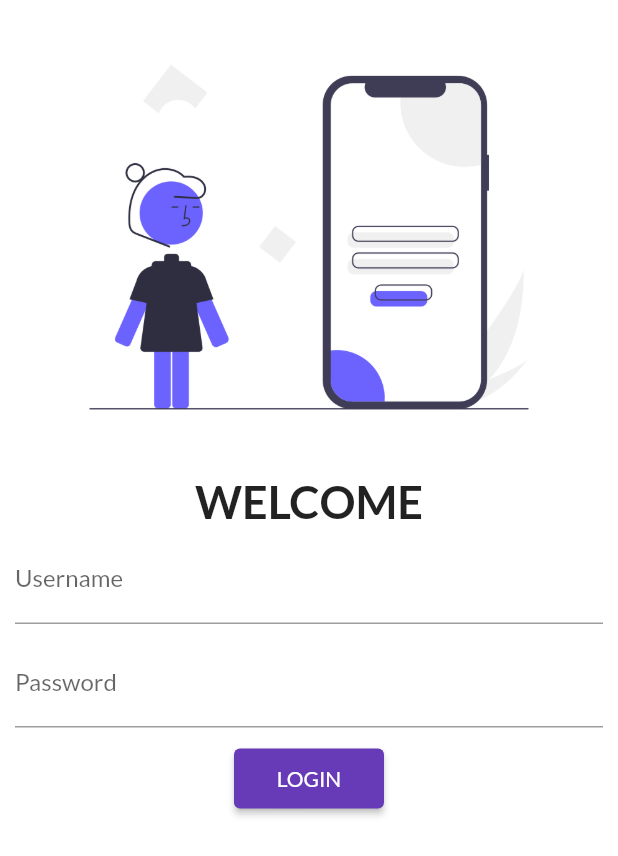
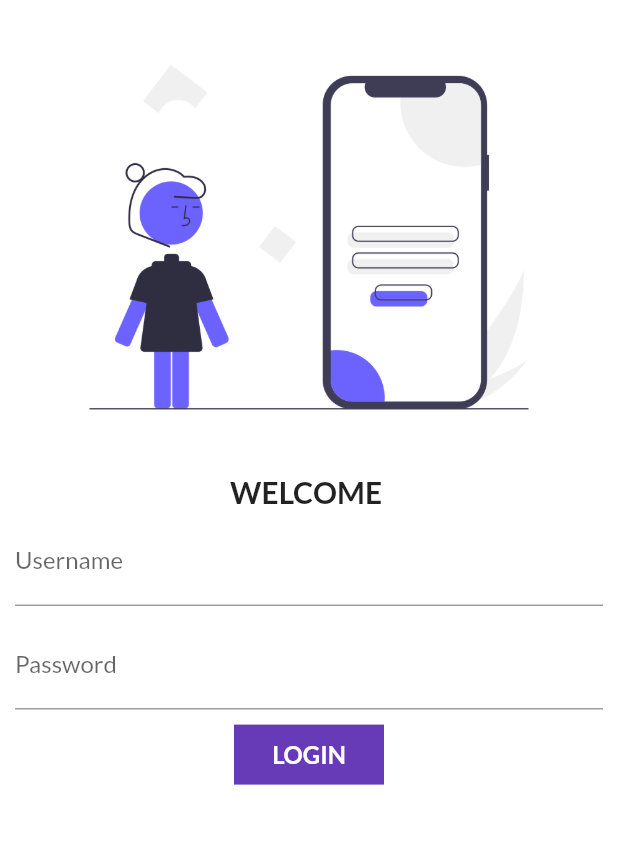
Before and after one commit to 23415/catalog_app, a Flutter app: the screen it shows after launch, on a phone screen of 412 x 824 dp. Shown: the top 856 px of the screen. Run offline on Flutter 3.47's test engine with Material 2 defaults, Android fonts, the phone set to English and light mode, and no system bars; our stand-ins replace google_fonts.

Commit message:
version 2 adding animated login button

```diff
--- a/lib/screens/login_page.dart
+++ b/lib/screens/login_page.dart
@@ -2,9 +2,15 @@ import 'package:catalogapp/routes.dart';
 import 'package:flutter/material.dart';
 
 
-class LoginPage extends StatelessWidget {
-  const LoginPage({Key? key}) : super(key: key);
+class LoginPage extends StatefulWidget {
+   LoginPage({Key? key}) : super(key: key);
+  @override
+  State<LoginPage> createState() => _LoginPageState();
+}
 
+class _LoginPageState extends State<LoginPage> {
+  String name="";
+  bool buttonname=false;
   @override
   Widget build(BuildContext context) {
     return Material(
@@ -16,20 +22,43 @@ class LoginPage extends StatelessWidget {
             children: [
               Image.asset("assets/login_page.png"),
               SizedBox(height: 10,),
-              const Text("WELCOME", style: TextStyle(fontSize: 30,
+              Text("WELCOME $name", style: TextStyle(fontSize: 20,
                   fontWeight: FontWeight.bold ),),
               SizedBox(height: 5,),
-              TextFormField(decoration: InputDecoration(hintText: "Enter Your Username", labelText: "Username"),),
+              TextFormField(decoration: InputDecoration(hintText: "Enter Your Username", labelText: "Username"),
+              onChanged: (value){
+                name=value;
+                setState((){});
+                }
+              ),
               SizedBox(height: 10,),
               TextFormField(obscureText: true,
                 decoration: InputDecoration(hintText: "Enter Your Password", labelText: "Password",
                 ),),
               const SizedBox(height: 10,),
-              ElevatedButton(onPressed: (){
-                Navigator.pushNamed(context, Routes.homeroutes);
-              }, child: Text("LOGIN"), style: TextButton.styleFrom(
-                minimumSize:const Size(100, 40),
-              ),)
+              InkWell(
+                onTap: ()async{
+                  setState((){
+                    buttonname=true;
+                  });
+                  await Future.delayed(Duration(seconds:1));
+                  Navigator.pushNamed(context, Routes.homeroutes);
+                },
+                child: AnimatedContainer(
+                  duration: Duration(seconds:1),
+                  height: 40,
+                  width: 100,
+                  alignment: Alignment.center,
+                  child:buttonname? Icon(Icons.done): Text("LOGIN",style: TextStyle(fontWeight: FontWeight.bold, color: Colors.white,fontSize: 16)),
+                  decoration: BoxDecoration(shape: buttonname? BoxShape.circle: BoxShape.rectangle,color: Colors.deepPurple,),
+                ),
+              )
+
+              // ElevatedButton(onPressed: (){
+              //   Navigator.pushNamed(context, Routes.homeroutes);
+              // }, child: Text("LOGIN"), style: TextButton.styleFrom(
+              //   minimumSize:const Size(100, 40),
+              // ),)
 
             ],
           ),
```
